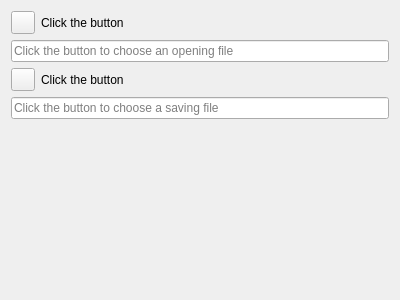
Above: runner/resources/QtWidgetsExtra.ui from pasnox/qtwidgetsextra before the change. Below: the same form after it.
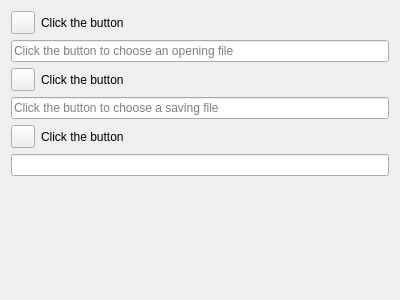
That is the form after the change. Custom widgets are drawn as their Qt base class.

Commit message: Add QOpenFolderXXX classes. Add newwidgets in the ui file.

What changed in the file:
```diff
--- a/runner/resources/QtWidgetsExtra.ui
+++ b/runner/resources/QtWidgetsExtra.ui
@@ -92,6 +92,9 @@
      </property>
     </widget>
    </item>
+   <item row="4" column="0">
+    <widget class="QOpenFolderButton" name="openFolderButton"/>
+   </item>
    <item row="3" column="0" colspan="2">
     <widget class="QSaveFileLineEdit" name="saveFileLineEdit">
      <property name="readOnly">
@@ -120,7 +123,7 @@
      </property>
     </widget>
    </item>
-   <item row="4" column="0" colspan="2">
+   <item row="6" column="0" colspan="2">
     <spacer name="verticalSpacer">
      <property name="orientation">
       <enum>Qt::Vertical</enum>
@@ -133,6 +136,29 @@
      </property>
     </spacer>
    </item>
+   <item row="4" column="1">
+    <widget class="QLabel" name="label_3">
+     <property name="text">
+      <string>Click the button</string>
+     </property>
+    </widget>
+   </item>
+   <item row="5" column="0" colspan="2">
+    <widget class="QOpenFolderLineEdit" name="openFolderLineEdit">
+     <property name="clearButtonEnabled">
+      <bool>true</bool>
+     </property>
+     <property name="filePath">
+      <string>/opt</string>
+     </property>
+     <property name="caption">
+      <string>Choose an existing folder</string>
+     </property>
+     <property name="directory">
+      <string>/opt</string>
+     </property>
+    </widget>
+   </item>
   </layout>
  </widget>
  <customwidgets>
@@ -156,6 +182,16 @@
    <extends>QLineEdit</extends>
    <header>QSaveFileLineEdit.h</header>
   </customwidget>
+  <customwidget>
+   <class>QOpenFolderButton</class>
+   <extends>QToolButton</extends>
+   <header>QOpenFolderButton.h</header>
+  </customwidget>
+  <customwidget>
+   <class>QOpenFolderLineEdit</class>
+   <extends>QLineEdit</extends>
+   <header>QOpenFolderLineEdit.h</header>
+  </customwidget>
  </customwidgets>
  <resources/>
  <connections>
```
Left out of the diff: 18 changed lines with no effect on the pictures. The commit also changes 9 other files.
